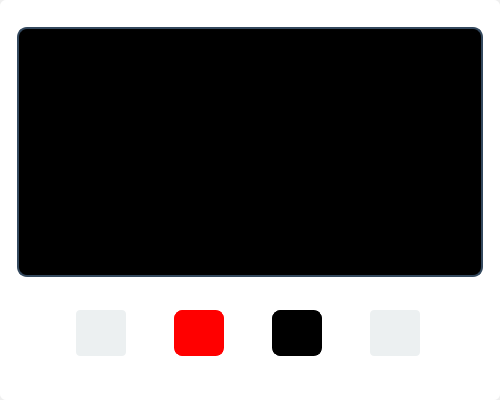
This is main/ui/guis/video-player.ui in pgil256/drx-2.0 as Qt 5 draws it before an edit. The edited form follows.
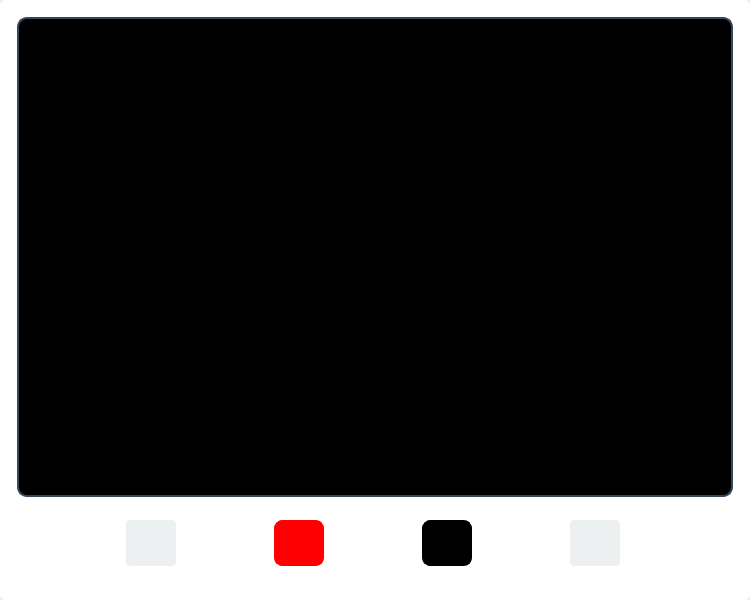
This is the edited form. Icons and pictures are not drawn.

What changed in the file:
```diff
--- a/main/ui/guis/video-player.ui
+++ b/main/ui/guis/video-player.ui
@@ -6,8 +6,8 @@
       <rect>
         <x>0</x>
         <y>0</y>
-        <width>500</width>
-        <height>400</height>
+        <width>750</width>
+        <height>600</height>
       </rect>
     </property>
     <property name="sizePolicy">
@@ -18,14 +18,14 @@
     </property>
     <property name="minimumSize">
       <size>
-        <width>500</width>
-        <height>400</height>
+        <width>750</width>
+        <height>600</height>
       </size>
     </property>
     <property name="maximumSize">
       <size>
-        <width>550</width>
-        <height>405</height>
+        <width>825</width>
+        <height>608</height>
       </size>
     </property>
     <property name="windowTitle">
@@ -39,20 +39,20 @@
         <rect>
           <x>0</x>
           <y>0</y>
-          <width>500</width>
-          <height>400</height>
+          <width>750</width>
+          <height>600</height>
         </rect>
       </property>
       <property name="minimumSize">
         <size>
-          <width>400</width>
-          <height>400</height>
+          <width>600</width>
+          <height>600</height>
         </size>
       </property>
       <property name="maximumSize">
         <size>
-          <width>500</width>
-          <height>250</height>
+          <width>750</width>
+          <height>600</height>
         </size>
       </property>
       <property name="styleSheet">
@@ -72,14 +72,14 @@
           <widget class="QWidget" name="video_container" native="true">
             <property name="minimumSize">
               <size>
-                <width>400</width>
-                <height>200</height>
+                <width>600</width>
+                <height>400</height>
               </size>
             </property>
             <property name="maximumSize">
               <size>
-                <width>500</width>
-                <height>250</height>
+                <width>750</width>
+                <height>500</height>
               </size>
             </property>
             <property name="styleSheet">
```
